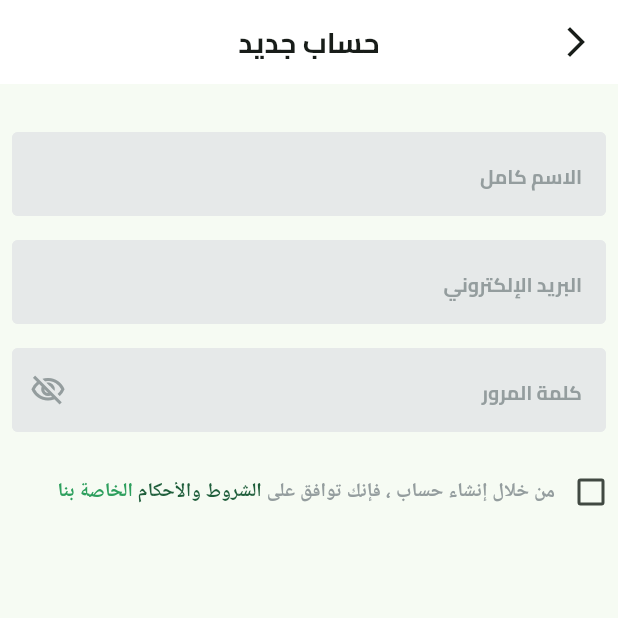
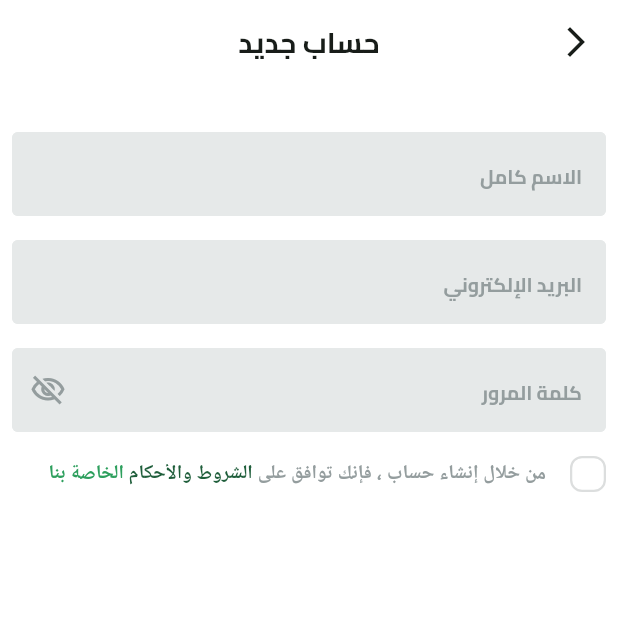
Before and after one commit to abotarek74/e_commerce, a Flutter app: the SiginupView screen opened by its route, on a phone screen of 412 x 824 dp, the top half of it. Run offline on Flutter 3.47's test engine with Material 3 defaults, Android fonts, the phone set to English and light mode, and no system bars; our stand-ins replace dots_indicator, flutter_svg, shared_preferences; accounts and stored records are empty.

Commit message:
siginup 4

```diff
--- a/lib/core/utils/app_images.dart
+++ b/lib/core/utils/app_images.dart
@@ -13,6 +13,10 @@ class Assets {
   /// Assets for imagesBack
   /// assets/images/back.svg
   static const String imagesBack = "assets/images/back.svg";
+
+  /// Assets for imagesCheck
+  /// assets/images/imageCheck.svg
+  static const String imagesCheck = "assets/images/imageCheck.svg";
 
   /// Assets for imagesFaceboocIcon
   /// assets/images/facebooc_icon.svg
@@ -52,5 +56,5 @@ class Assets {
 
   /// Assets for imagesSplash bottom
   /// assets/images/splash bottom.svg
-  static const String imagesSplashBottom = "assets/images/splash bottom.svg";
+  static const String imagesSplashbottom = "assets/images/splash bottom.svg";
 }
--- a/lib/features/auth/presentation/views/siginup_view.dart
+++ b/lib/features/auth/presentation/views/siginup_view.dart
@@ -10,6 +10,7 @@ class SiginupView extends StatelessWidget {
   @override
   Widget build(BuildContext context) {
     return Scaffold(
+      backgroundColor: Colors.white,
       appBar: buildAppBar(title: 'حساب جديد'),
       body: const SiginupViewBody(),
     );
--- /dev/null
+++ b/lib/features/auth/presentation/views/widgets/custom_check_box.dart
@@ -0,0 +1,43 @@
+import 'package:e_commerce/core/utils/app_color.dart';
+import 'package:e_commerce/core/utils/app_images.dart';
+import 'package:flutter/material.dart';
+import 'package:flutter_svg/flutter_svg.dart';
+
+class CustomCheckBox extends StatelessWidget {
+  const CustomCheckBox({
+    super.key,
+    required this.isChecked,
+    required this.onChecked,
+  });
+  final bool isChecked;
+  final ValueChanged<bool> onChecked;
+  @override
+  Widget build(BuildContext context) {
+    return GestureDetector(
+      onTap: () {
+        onChecked(!isChecked);
+      },
+      child: AnimatedContainer(
+        width: 24,
+        height: 24,
+        duration: Duration(microseconds: 100),
+        decoration: ShapeDecoration(
+          color: isChecked ? AppColor.primaryColor : Colors.white,
+          shape: RoundedRectangleBorder(
+            side: BorderSide(
+              width: 1.50,
+              color: isChecked ? Colors.transparent : Color(0xFFDCDEDE),
+            ),
+            borderRadius: BorderRadius.circular(8),
+          ),
+        ),
+        child: isChecked
+            ? Padding(
+                padding: const EdgeInsets.all(2),
+                child: SvgPicture.asset(Assets.imagesCheck),
+              )
+            : SizedBox(),
+      ),
+    );
+  }
+}
--- a/lib/features/auth/presentation/views/widgets/tearms_and_condition.dart
+++ b/lib/features/auth/presentation/views/widgets/tearms_and_condition.dart
@@ -1,24 +1,31 @@
 import 'package:e_commerce/constants.dart';
 import 'package:e_commerce/core/utils/app_color.dart';
 import 'package:e_commerce/core/utils/app_text_styles.dart';
-import 'package:flutter/gestures.dart';
+import 'package:e_commerce/features/auth/presentation/views/widgets/custom_check_box.dart';
 import 'package:flutter/material.dart';
 
-class TearmsAndCondition extends StatelessWidget {
+class TearmsAndCondition extends StatefulWidget {
   const TearmsAndCondition({super.key});
 
   @override
+  State<TearmsAndCondition> createState() => _TearmsAndConditionState();
+}
+
+class _TearmsAndConditionState extends State<TearmsAndCondition> {
+  bool isTearmsAccepted = false;
+  @override
   Widget build(BuildContext context) {
-    return Transform.translate(
-      offset: Offset(14, 0),
-      child: Row(
+    return Row(
       children: [
-          Checkbox(value: false, onChanged: (value) {}),
-          SizedBox(
-            width:
-                MediaQuery.sizeOf(context).width -
-                (KHhorizontalPadding * 2) -
-                47,
+        CustomCheckBox(
+          onChecked: (value) {
+            isTearmsAccepted = value;
+            setState(() {});
+          },
+          isChecked: isTearmsAccepted,
+        ),
+        SizedBox(width: 16),
+        Expanded(
           child: Text.rich(
             TextSpan(
               text: 'من خلال إنشاء حساب ، فإنك توافق على ',
@@ -49,7 +56,6 @@ class TearmsAndCondition extends StatelessWidget {
           ),
         ),
       ],
-      ),
     );
   }
 }
--- a/lib/features/widgets/spalsh_view_body.dart
+++ b/lib/features/widgets/spalsh_view_body.dart
@@ -32,7 +32,7 @@ class _SpalshViewBodyState extends State<SpalshViewBody> {
           children: [SvgPicture.asset(Assets.imagesPlant)],
         ),
         SvgPicture.asset(Assets.imagesLogo),
-        SvgPicture.asset(Assets.imagesSplashBottom),
+        SvgPicture.asset(Assets.imagesSplashbottom),
       ],
     );
   }
```
Also changed, not shown: assets/images/imagecheck.svg (added). Lines whose indentation alone changed are shown as unchanged.
